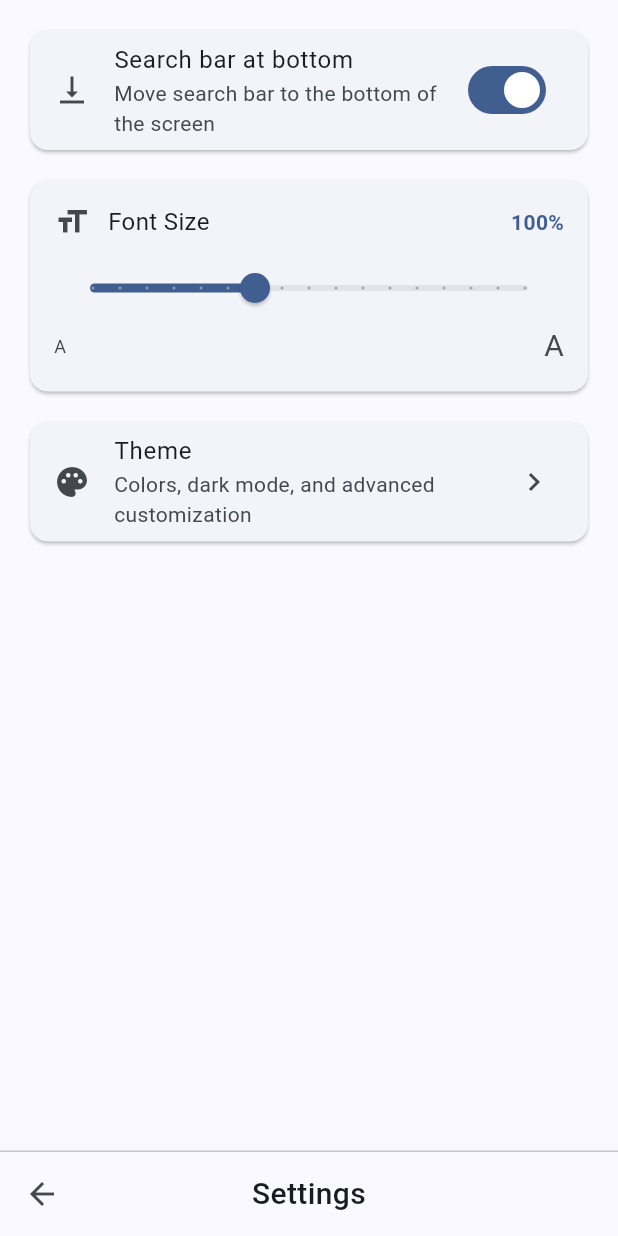
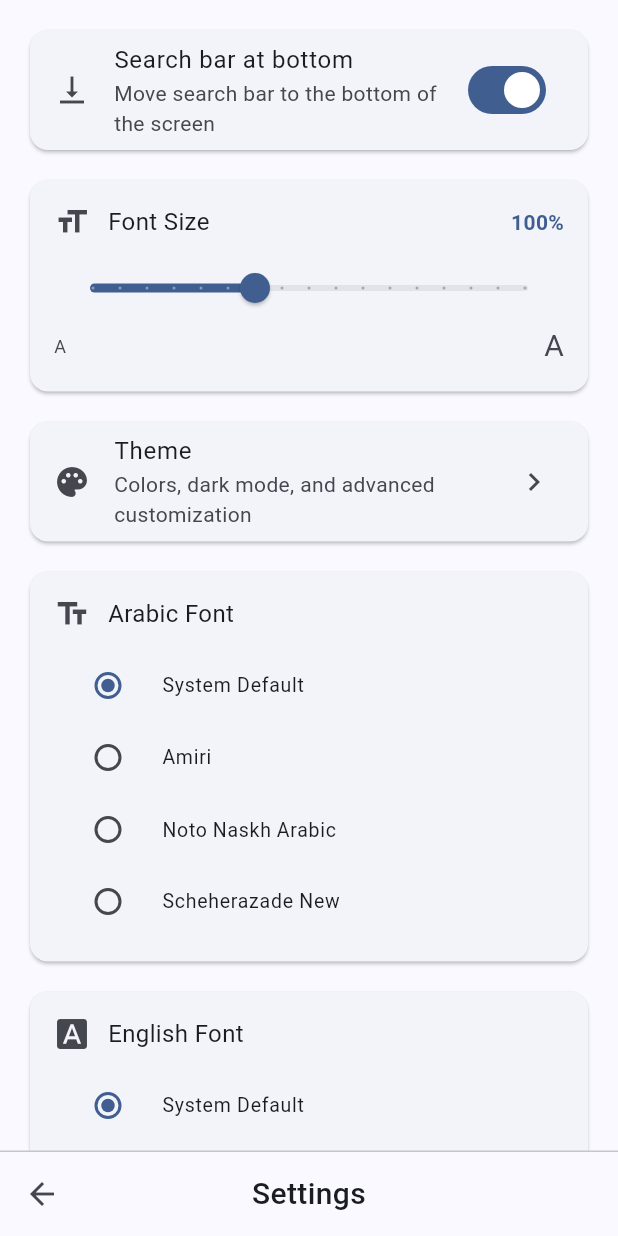
Before and after one commit to GibreelAbdullah/HansWehrDictionary, a Flutter app: the SettingsScreen screen opened by its route, after a tap on "Search bar at bottom", on a phone screen of 412 x 824 dp. Run offline on Flutter 3.47's test engine with Material 3 defaults, Android fonts, the phone set to English and light mode, and no system bars; our stand-ins replace flutter_markdown_plus, flutter_riverpod, go_router, google_fonts, shared_preferences, sqflite_common and 2 more; missing offline and left inert: sqlite3; accounts and stored records are empty; network calls fail; Roboto replaces fonts that are missing (Amiri, Scheherazade New).

Commit message:
Added Fonts

```diff
--- a/lib/presentation/providers/theme_provider.dart
+++ b/lib/presentation/providers/theme_provider.dart
@@ -139,6 +139,67 @@ class ThemeSettingsNotifier extends AsyncNotifier<ThemeSettings> {
 final themeSettingsProvider =
     AsyncNotifierProvider<ThemeSettingsNotifier, ThemeSettings>(ThemeSettingsNotifier.new);
 
+// Font choices
+enum ArabicFont {
+  system('System Default'),
+  amiri('Amiri'),
+  notoNaskhArabic('Noto Naskh Arabic'),
+  scheherazadeNew('Scheherazade New');
+
+  final String label;
+  const ArabicFont(this.label);
+}
+
+enum EnglishFont {
+  system('System Default'),
+  roboto('Roboto'),
+  merriweather('Merriweather'),
+  lora('Lora');
+
+  final String label;
+  const EnglishFont(this.label);
+}
+
+class ArabicFontNotifier extends AsyncNotifier<ArabicFont> {
+  static const _key = 'arabic_font';
+
+  @override
+  Future<ArabicFont> build() async {
+    final prefs = await SharedPreferences.getInstance();
+    final idx = prefs.getInt(_key) ?? 0;
+    return ArabicFont.values[idx.clamp(0, ArabicFont.values.length - 1)];
+  }
+
+  Future<void> set(ArabicFont font) async {
+    final prefs = await SharedPreferences.getInstance();
+    await prefs.setInt(_key, font.index);
+    state = AsyncData(font);
+  }
+}
+
+final arabicFontProvider =
+    AsyncNotifierProvider<ArabicFontNotifier, ArabicFont>(ArabicFontNotifier.new);
+
+class EnglishFontNotifier extends AsyncNotifier<EnglishFont> {
+  static const _key = 'english_font';
+
+  @override
+  Future<EnglishFont> build() async {
+    final prefs = await SharedPreferences.getInstance();
+    final idx = prefs.getInt(_key) ?? 0;
+    return EnglishFont.values[idx.clamp(0, EnglishFont.values.length - 1)];
+  }
+
+  Future<void> set(EnglishFont font) async {
+    final prefs = await SharedPreferences.getInstance();
+    await prefs.setInt(_key, font.index);
+    state = AsyncData(font);
+  }
+}
+
+final englishFontProvider =
+    AsyncNotifierProvider<EnglishFontNotifier, EnglishFont>(EnglishFontNotifier.new);
+
 // Font scale
 class FontScaleNotifier extends AsyncNotifier<double> {
   static const _key = 'font_scale';
--- a/lib/presentation/screens/entry_detail_screen.dart
+++ b/lib/presentation/screens/entry_detail_screen.dart
@@ -7,6 +7,7 @@ import '../providers/favorites_provider.dart';
 import '../widgets/definition_text.dart';
 import '../widgets/entry_card.dart';
 import '../widgets/constrained_body.dart';
+import '../widgets/font_utils.dart';
 import '../widgets/quran_references_sheet.dart';
 
 class EntryDetailScreen extends ConsumerStatefulWidget {
@@ -113,7 +114,7 @@ class _EntryDetailBody extends ConsumerWidget {
             child: Column(
               crossAxisAlignment: CrossAxisAlignment.stretch,
               children: [
-                _buildRootHeader(context, cs),
+                _buildRootHeader(context, cs, ref),
                 if (list.isNotEmpty)
                   Padding(
                     padding: const EdgeInsets.fromLTRB(16, 12, 16, 4),
@@ -167,7 +168,7 @@ class _EntryDetailBody extends ConsumerWidget {
     );
   }
 
-  Widget _buildRootHeader(BuildContext context, ColorScheme cs) {
+  Widget _buildRootHeader(BuildContext context, ColorScheme cs, WidgetRef ref) {
     return Container(
       margin: const EdgeInsets.all(12),
       padding: const EdgeInsets.all(18),
@@ -180,7 +181,7 @@ class _EntryDetailBody extends ConsumerWidget {
         children: [
           Text(
             entry.word,
-            style: TextStyle(fontSize: 32, fontWeight: FontWeight.bold, color: cs.onSurface),
+            style: arabicFontStyle(ref, TextStyle(fontSize: 32, fontWeight: FontWeight.bold, color: cs.onSurface)),
             textDirection: TextDirection.rtl,
           ),
           if (entry.quranOccurrence != null && entry.quranOccurrence!.isNotEmpty) ...[
@@ -207,7 +208,7 @@ class _EntryDetailBody extends ConsumerWidget {
           const SizedBox(height: 12),
           Text.rich(
             TextSpan(
-              style: TextStyle(fontSize: 16, height: 1.5, color: cs.onSurfaceVariant),
+              style: englishFontStyle(ref, TextStyle(fontSize: 16, height: 1.5, color: cs.onSurfaceVariant)),
               children: parseDefinition(entry.definition,
                   boldStyle: TextStyle(fontWeight: FontWeight.bold, color: cs.onSurface)),
             ),
--- a/lib/presentation/screens/settings_screen.dart
+++ b/lib/presentation/screens/settings_screen.dart
@@ -4,6 +4,7 @@ import 'package:go_router/go_router.dart';
 import '../providers/dictionary_providers.dart';
 import '../providers/theme_provider.dart';
 import '../widgets/constrained_body.dart';
+import 'package:google_fonts/google_fonts.dart';
 
 class SettingsScreen extends ConsumerWidget {
   const SettingsScreen({super.key});
@@ -106,6 +107,70 @@ class SettingsScreen extends ConsumerWidget {
             onTap: () => context.go('/settings/theme'),
           ),
         ),
+        const SizedBox(height: 12),
+
+        // 4. Arabic Font
+        Card(
+          child: Padding(
+            padding: const EdgeInsets.all(16),
+            child: Column(
+              crossAxisAlignment: CrossAxisAlignment.start,
+              children: [
+                Row(
+                  children: [
+                    Icon(Icons.text_fields, color: cs.onSurfaceVariant),
+                    const SizedBox(width: 12),
+                    const Expanded(child: Text('Arabic Font', style: TextStyle(fontSize: 16))),
+                  ],
+                ),
+                const SizedBox(height: 12),
+                RadioGroup<ArabicFont>(
+                  groupValue: ref.watch(arabicFontProvider).value ?? ArabicFont.system,
+                  onChanged: (v) { if (v != null) ref.read(arabicFontProvider.notifier).set(v); },
+                  child: Column(
+                    children: ArabicFont.values.map((f) => RadioListTile<ArabicFont>(
+                          title: Text(f.label, style: _arabicPreviewStyle(f)),
+                          value: f,
+                          dense: true,
+                        )).toList(),
+                  ),
+                ),
+              ],
+            ),
+          ),
+        ),
+        const SizedBox(height: 12),
+
+        // 5. English Font
+        Card(
+          child: Padding(
+            padding: const EdgeInsets.all(16),
+            child: Column(
+              crossAxisAlignment: CrossAxisAlignment.start,
+              children: [
+                Row(
+                  children: [
+                    Icon(Icons.font_download, color: cs.onSurfaceVariant),
+                    const SizedBox(width: 12),
+                    const Expanded(child: Text('English Font', style: TextStyle(fontSize: 16))),
+                  ],
+                ),
+                const SizedBox(height: 12),
+                RadioGroup<EnglishFont>(
+                  groupValue: ref.watch(englishFontProvider).value ?? EnglishFont.system,
+                  onChanged: (v) { if (v != null) ref.read(englishFontProvider.notifier).set(v); },
+                  child: Column(
+                    children: EnglishFont.values.map((f) => RadioListTile<EnglishFont>(
+                          title: Text(f.label, style: _englishPreviewStyle(f)),
+                          value: f,
+                          dense: true,
+                        )).toList(),
+                  ),
+                ),
+              ],
+            ),
+          ),
+        ),
       ],
     );
 
@@ -122,3 +187,21 @@ class SettingsScreen extends ConsumerWidget {
     );
   }
 }
+
+TextStyle? _arabicPreviewStyle(ArabicFont font) {
+  return switch (font) {
+    ArabicFont.system => null,
+    ArabicFont.amiri => GoogleFonts.amiri(),
+    ArabicFont.notoNaskhArabic => GoogleFonts.notoNaskhArabic(),
+    ArabicFont.scheherazadeNew => GoogleFonts.scheherazadeNew(),
+  };
+}
+
+TextStyle? _englishPreviewStyle(EnglishFont font) {
+  return switch (font) {
+    EnglishFont.system => null,
+    EnglishFont.roboto => GoogleFonts.roboto(),
+    EnglishFont.merriweather => GoogleFonts.merriweather(),
+    EnglishFont.lora => GoogleFonts.lora(),
+  };
+}
--- a/lib/presentation/widgets/entry_card.dart
+++ b/lib/presentation/widgets/entry_card.dart
@@ -1,8 +1,10 @@
 import 'package:flutter/material.dart';
+import 'package:flutter_riverpod/flutter_riverpod.dart';
 import '../../domain/dictionary_entry.dart';
 import 'definition_text.dart';
+import 'font_utils.dart';
 
-class EntryCard extends StatelessWidget {
+class EntryCard extends ConsumerWidget {
   final DictionaryEntry entry;
   final VoidCallback? onTap;
   final bool isHighlighted;
@@ -19,7 +21,7 @@ class EntryCard extends StatelessWidget {
   });
 
   @override
-  Widget build(BuildContext context) {
+  Widget build(BuildContext context, WidgetRef ref) {
     final cs = Theme.of(context).colorScheme;
     Color cardColor;
     if (isHighlighted) {
@@ -60,11 +62,11 @@ class EntryCard extends StatelessWidget {
                   Expanded(
                     child: Text(
                       entry.word,
-                      style: TextStyle(
+                      style: arabicFontStyle(ref, TextStyle(
                         fontSize: entry.isRoot ? 26 : 22,
                         fontWeight: entry.isRoot ? FontWeight.bold : FontWeight.w500,
                         color: cs.onSurface,
-                      ),
+                      )),
                       textDirection: TextDirection.rtl,
                     ),
                   ),
@@ -72,10 +74,10 @@ class EntryCard extends StatelessWidget {
               ),
               const SizedBox(height: 6),
               highlightQuery != null && highlightQuery!.isNotEmpty
-                  ? _buildHighlightedText(entry.definition, highlightQuery!, cs)
+                  ? _buildHighlightedText(entry.definition, highlightQuery!, cs, ref)
                   : Text.rich(
                       TextSpan(
-                        style: TextStyle(fontSize: 14, color: cs.onSurfaceVariant, height: 1.4),
+                        style: englishFontStyle(ref, TextStyle(fontSize: 14, color: cs.onSurfaceVariant, height: 1.4)),
                         children: parseDefinition(entry.definition,
                             boldStyle: TextStyle(fontWeight: FontWeight.bold, color: cs.onSurface)),
                       ),
@@ -99,7 +101,7 @@ class EntryCard extends StatelessWidget {
     );
   }
 
-  Widget _buildHighlightedText(String text, String query, ColorScheme cs) {
+  Widget _buildHighlightedText(String text, String query, ColorScheme cs, WidgetRef ref) {
     final lowerText = text.toLowerCase();
     final lowerQuery = query.toLowerCase();
     final spans = <TextSpan>[];
@@ -127,7 +129,7 @@ class EntryCard extends StatelessWidget {
 
     return Text.rich(
       TextSpan(
-        style: TextStyle(fontSize: 14, color: cs.onSurfaceVariant, height: 1.4),
+        style: englishFontStyle(ref, TextStyle(fontSize: 14, color: cs.onSurfaceVariant, height: 1.4)),
         children: spans,
       ),
       maxLines: 10,
--- /dev/null
+++ b/lib/presentation/widgets/font_utils.dart
@@ -0,0 +1,26 @@
+import 'package:flutter/material.dart';
+import 'package:flutter_riverpod/flutter_riverpod.dart';
+import 'package:google_fonts/google_fonts.dart';
+import '../providers/theme_provider.dart';
+
+TextStyle arabicFontStyle(WidgetRef ref, [TextStyle? base]) {
+  final font = ref.watch(arabicFontProvider).value ?? ArabicFont.system;
+  final style = base ?? const TextStyle();
+  return switch (font) {
+    ArabicFont.system => style,
+    ArabicFont.amiri => GoogleFonts.amiri(textStyle: style),
+    ArabicFont.notoNaskhArabic => GoogleFonts.notoNaskhArabic(textStyle: style),
+    ArabicFont.scheherazadeNew => GoogleFonts.scheherazadeNew(textStyle: style),
+  };
+}
+
+TextStyle englishFontStyle(WidgetRef ref, [TextStyle? base]) {
+  final font = ref.watch(englishFontProvider).value ?? EnglishFont.system;
+  final style = base ?? const TextStyle();
+  return switch (font) {
+    EnglishFont.system => style,
+    EnglishFont.roboto => GoogleFonts.roboto(textStyle: style),
+    EnglishFont.merriweather => GoogleFonts.merriweather(textStyle: style),
+    EnglishFont.lora => GoogleFonts.lora(textStyle: style),
+  };
+}
--- a/pubspec.yaml
+++ b/pubspec.yaml
@@ -1,7 +1,7 @@
 name: hanswehr
 description: "Hans Wehr Arabic-English Dictionary"
 publish_to: 'none'
-version: 2.10.0+21000
+version: 2.11.0+21100
 
 environment:
   sdk: ^3.10.4
@@ -24,6 +24,7 @@ dependencies:
   go_router: ^17.2.2
   http: ^1.4.0
   flutter_markdown_plus: ^1.0.7
+  google_fonts: ^8.1.0
 
 dev_dependencies:
   flutter_test:
```
Also changed, not shown: pubspec.lock.
